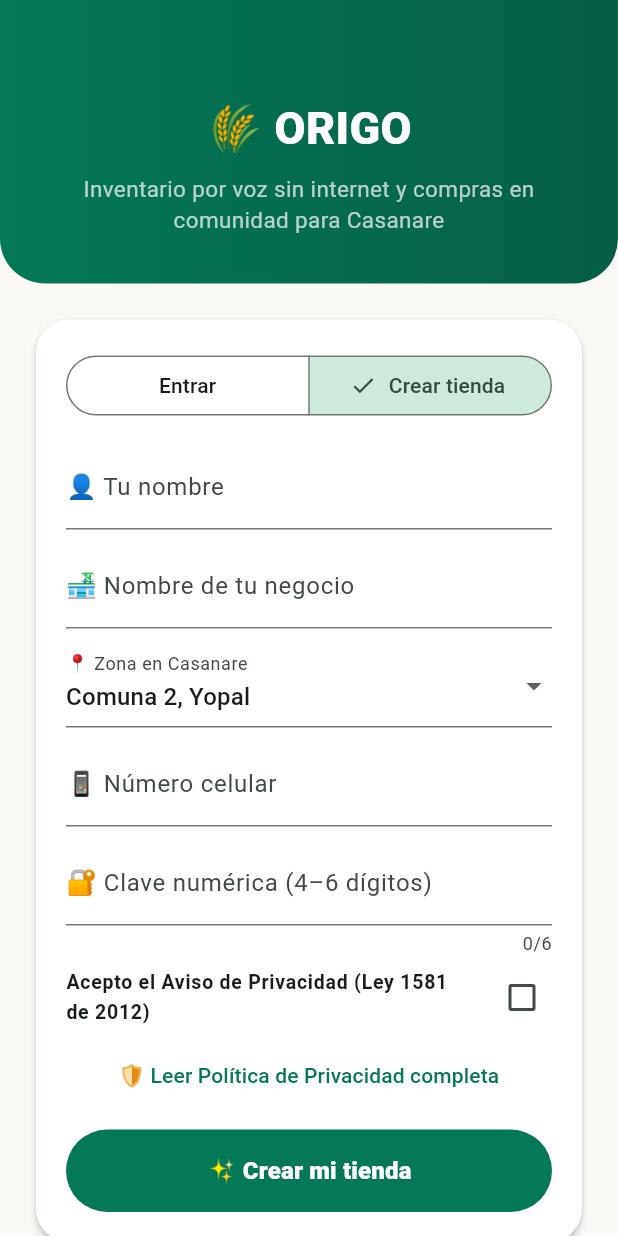
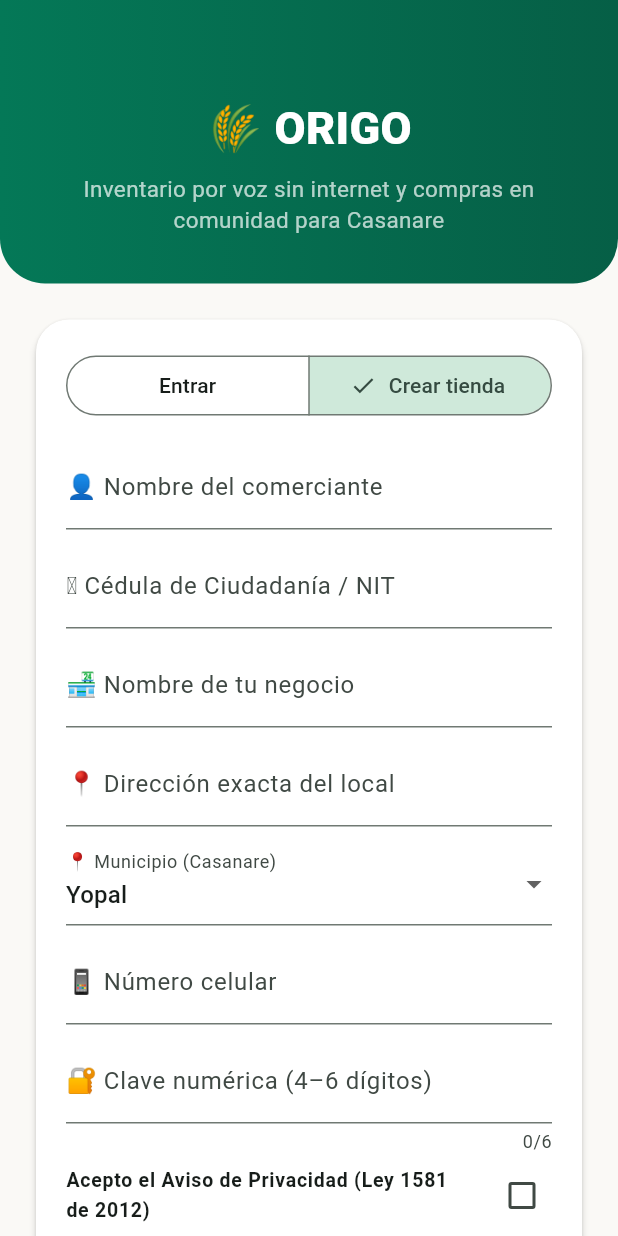
Before and after one commit to ChrisDev07/NexoTECH, a Flutter app: the screen it shows after launch, after a tap on "✔ Entrar a mi tienda", after a tap on "Crear tienda", on a phone screen of 412 x 824 dp. Run offline on Flutter 3.47's test engine with Material 3 defaults, Android fonts, the phone set to English and light mode, and no system bars; our stand-ins replace sqflite; accounts and stored records are empty.

Commit message:
Agregar cedula/NIT, direccion del local y municipios de Casanare

```diff
--- a/mobile/lib/models/merchant_profile.dart
+++ b/mobile/lib/models/merchant_profile.dart
@@ -1,8 +1,10 @@
-/// Perfil autenticado de una MiPyme en Origo (minimización de datos Ley 1581).
+/// Perfil comercial autenticado de una MiPyme en Origo.
 class MerchantProfile {
   final String id;
   final String ownerName;
   final String businessName;
+  final String documentId; // Cédula de Ciudadanía o NIT para facturación y despacho
+  final String address;    // Dirección física exacta del local comercial
   final String zone;
   final String phone;
 
@@ -10,6 +12,8 @@ class MerchantProfile {
     required this.id,
     required this.ownerName,
     required this.businessName,
+    this.documentId = '',
+    this.address = '',
     required this.zone,
     required this.phone,
   });
--- a/mobile/lib/screens/login_screen.dart
+++ b/mobile/lib/screens/login_screen.dart
@@ -23,24 +23,38 @@ class _LoginScreenState extends State<LoginScreen> {
   bool _isRegister = false;
   bool _habeasAccepted = false;
   bool _busy = false;
-  String _selectedZone = 'Comuna 2, Yopal';
+  String _selectedZone = 'Yopal';
   String? _errorText;
 
   final _phoneCtrl = TextEditingController();
   final _pinCtrl = TextEditingController();
   final _ownerCtrl = TextEditingController();
   final _businessCtrl = TextEditingController();
+  final _documentCtrl = TextEditingController();
+  final _addressCtrl = TextEditingController();
 
   final List<String> _zones = const [
-    'Comuna 2, Yopal',
-    'Comuna 5, Yopal',
-    'Centro, Aguazul',
+    'Yopal',
+    'Aguazul',
     'Villanueva',
     'Tauramena',
     'Maní',
     'Paz de Ariporo',
     'Monterrey',
+    'Pore',
+    'Trinidad',
   ];
+
+  @override
+  void dispose() {
+    _phoneCtrl.dispose();
+    _pinCtrl.dispose();
+    _ownerCtrl.dispose();
+    _businessCtrl.dispose();
+    _documentCtrl.dispose();
+    _addressCtrl.dispose();
+    super.dispose();
+  }
 
   void _showPrivacyDialog() {
     showDialog(
@@ -90,6 +104,8 @@ class _LoginScreenState extends State<LoginScreen> {
         final res = await widget.ledger.registerLocalUser(
           ownerName: _ownerCtrl.text,
           businessName: _businessCtrl.text,
+          documentId: _documentCtrl.text,
+          address: _addressCtrl.text,
           zone: _selectedZone,
           phone: _phoneCtrl.text,
           pin: _pinCtrl.text,
@@ -218,17 +234,39 @@ class _LoginScreenState extends State<LoginScreen> {
                     if (_isRegister) ...[
                       TextField(
                         controller: _ownerCtrl,
-                        decoration: const InputDecoration(labelText: '👤 Tu nombre'),
+                        decoration: const InputDecoration(
+                          labelText: '👤 Nombre del comerciante',
+                          hintText: 'Ej. Don Pedro',
+                        ),
+                      ),
+                      const SizedBox(height: 10),
+                      TextField(
+                        controller: _documentCtrl,
+                        decoration: const InputDecoration(
+                          labelText: '🪪 Cédula de Ciudadanía / NIT',
+                          hintText: 'Ej. 74.852.140',
+                        ),
                       ),
                       const SizedBox(height: 10),
                       TextField(
                         controller: _businessCtrl,
-                        decoration: const InputDecoration(labelText: '🏪 Nombre de tu negocio'),
+                        decoration: const InputDecoration(
+                          labelText: '🏪 Nombre de tu negocio',
+                          hintText: 'Ej. Tienda La Esperanza',
+                        ),
+                      ),
+                      const SizedBox(height: 10),
+                      TextField(
+                        controller: _addressCtrl,
+                        decoration: const InputDecoration(
+                          labelText: '📍 Dirección exacta del local',
+                          hintText: 'Ej. Calle 24 # 18-35, Yopal',
+                        ),
                       ),
                       const SizedBox(height: 10),
                       DropdownButtonFormField<String>(
                         initialValue: _selectedZone,
-                        decoration: const InputDecoration(labelText: '📍 Zona en Casanare'),
+                        decoration: const InputDecoration(labelText: '📍 Municipio (Casanare)'),
                         items: _zones
                             .map((z) => DropdownMenuItem(value: z, child: Text(z)))
                             .toList(),
--- a/mobile/lib/services/offline_ledger.dart
+++ b/mobile/lib/services/offline_ledger.dart
@@ -39,7 +39,7 @@ class OfflineLedgerService {
     final dbPath = p.join(await getDatabasesPath(), _dbName);
     _db = await openDatabase(
       dbPath,
-      version: 4,
+      version: 5,
       onCreate: (db, version) async {
         await db.execute('''
           CREATE TABLE local_users (
@@ -47,6 +47,8 @@ class OfflineLedgerService {
             phone TEXT UNIQUE NOT NULL,
             owner_name TEXT NOT NULL,
             business_name TEXT NOT NULL,
+            document_id TEXT NOT NULL DEFAULT '',
+            address TEXT NOT NULL DEFAULT '',
             zone TEXT NOT NULL,
             pin_salt TEXT NOT NULL,
             pin_hash TEXT NOT NULL,
@@ -137,6 +139,27 @@ class OfflineLedgerService {
             )
           ''');
         }
+        if (oldVersion < 5) {
+          final cols = await db.rawQuery('PRAGMA table_info(local_users)');
+          final hasDoc = cols.any((c) => c['name'] == 'document_id');
+          final hasAddress = cols.any((c) => c['name'] == 'address');
+          if (!hasDoc) {
+            await db.execute("ALTER TABLE local_users ADD COLUMN document_id TEXT NOT NULL DEFAULT ''");
+          }
+          if (!hasAddress) {
+            await db.execute("ALTER TABLE local_users ADD COLUMN address TEXT NOT NULL DEFAULT ''");
+          }
+          await db.rawUpdate("UPDATE local_users SET zone = 'Yopal' WHERE zone LIKE '%Comuna%'");
+          await db.update(
+            'local_users',
+            {
+              'document_id': '74.852.140',
+              'address': 'Cra 20 # 14-32, Centro, Yopal',
+              'zone': 'Yopal',
+            },
+            where: "id = 'tienda_demo'",
+          );
+        }
       },
     );
     return _db!;
@@ -144,7 +167,18 @@ class OfflineLedgerService {
 
   Future<void> _seedDemoUser(Database db) async {
     final existing = await db.query('local_users', where: 'id = ?', whereArgs: ['tienda_demo']);
-    if (existing.isNotEmpty) return;
+    if (existing.isNotEmpty) {
+      await db.update(
+        'local_users',
+        {
+          'document_id': '74.852.140',
+          'address': 'Cra 20 # 14-32, Centro, Yopal',
+          'zone': 'Yopal',
+        },
+        where: "id = 'tienda_demo'",
+      );
+      return;
+    }
     final salt = _generateSaltHex();
     final hash = _hashPin('1234', salt);
     await db.insert('local_users', {
@@ -152,7 +186,9 @@ class OfflineLedgerService {
       'phone': '3101234567',
       'owner_name': 'Don Pedro',
       'business_name': 'Tienda La Esperanza',
-      'zone': 'Comuna 2, Yopal',
+      'document_id': '74.852.140',
+      'address': 'Cra 20 # 14-32, Centro, Yopal',
+      'zone': 'Yopal',
       'pin_salt': salt,
       'pin_hash': hash,
       'habeas_data_accepted': 1,
@@ -166,6 +202,8 @@ class OfflineLedgerService {
       id: row['id'].toString(),
       ownerName: row['owner_name'].toString(),
       businessName: row['business_name'].toString(),
+      documentId: row['document_id']?.toString() ?? '',
+      address: row['address']?.toString() ?? '',
       zone: row['zone'].toString(),
       phone: row['phone'].toString(),
     );
@@ -176,6 +214,8 @@ class OfflineLedgerService {
   Future<({MerchantProfile? profile, String? error})> registerLocalUser({
     required String ownerName,
     required String businessName,
+    String documentId = '',
+    String address = '',
     required String zone,
     required String phone,
     required String pin,
@@ -185,12 +225,20 @@ class OfflineLedgerService {
     final cleanPin = pin.trim();
     final cleanOwner = ownerName.trim();
     final cleanBusiness = businessName.trim();
+    final cleanDoc = documentId.trim();
+    final cleanAddress = address.trim();
 
     if (!habeasAccepted) {
       return (profile: null, error: 'Debes aceptar el Aviso de Privacidad (Ley 1581 de 2012).');
     }
     if (cleanOwner.length < 2 || cleanBusiness.length < 2) {
       return (profile: null, error: 'Completa tu nombre y el nombre de tu negocio.');
+    }
+    if (cleanDoc.isNotEmpty && cleanDoc.length < 5) {
+      return (profile: null, error: 'Ingresa una Cédula o NIT válida (mínimo 5 dígitos).');
+    }
+    if (cleanAddress.isNotEmpty && cleanAddress.length < 4) {
+      return (profile: null, error: 'Ingresa una dirección de local válida.');
     }
     if (cleanPhone.length < 7 || cleanPhone.length > 15) {
       return (profile: null, error: 'Ingresa un número de celular válido.');
@@ -214,6 +262,8 @@ class OfflineLedgerService {
       'phone': cleanPhone,
       'owner_name': cleanOwner,
       'business_name': cleanBusiness,
+      'document_id': cleanDoc.isEmpty ? '74.852.140' : cleanDoc,
+      'address': cleanAddress.isEmpty ? 'Calle 24 # 18-35, Yopal' : cleanAddress,
       'zone': zone.trim(),
       'pin_salt': salt,
       'pin_hash': hash,
@@ -309,6 +359,8 @@ class OfflineLedgerService {
     required String pin,
     required String ownerName,
     required String businessName,
+    String documentId = '',
+    String address = '',
     required String zone,
   }) async {
     final db = await database;
@@ -321,6 +373,8 @@ class OfflineLedgerService {
       'phone': cleanPhone,
       'owner_name': ownerName,
       'business_name': businessName,
+      'document_id': documentId.isEmpty ? '74.852.140' : documentId,
+      'address': address.isEmpty ? 'Calle 24 # 18-35, Yopal' : address,
       'zone': zone,
       'pin_salt': salt,
       'pin_hash': hash,
```
Also changed, not shown: mobile/lib/services/sync_service.dart (+9 -4 lines), mobile/lib/widgets/origo_header.dart (+15 -2 lines), 3 other files.
